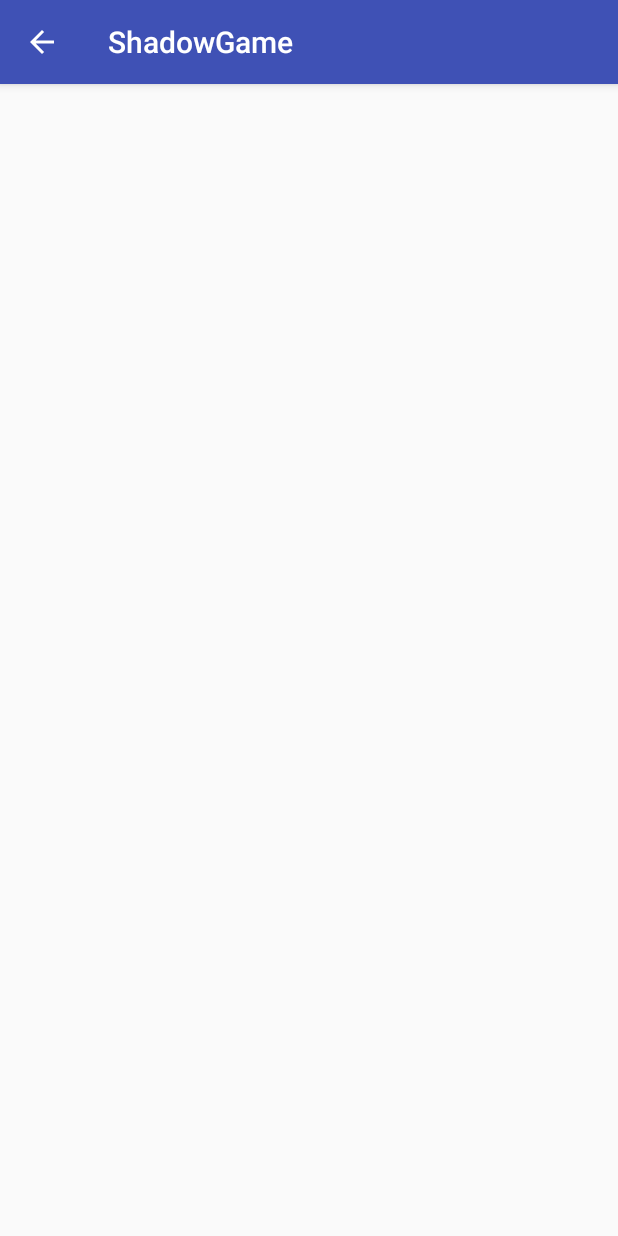
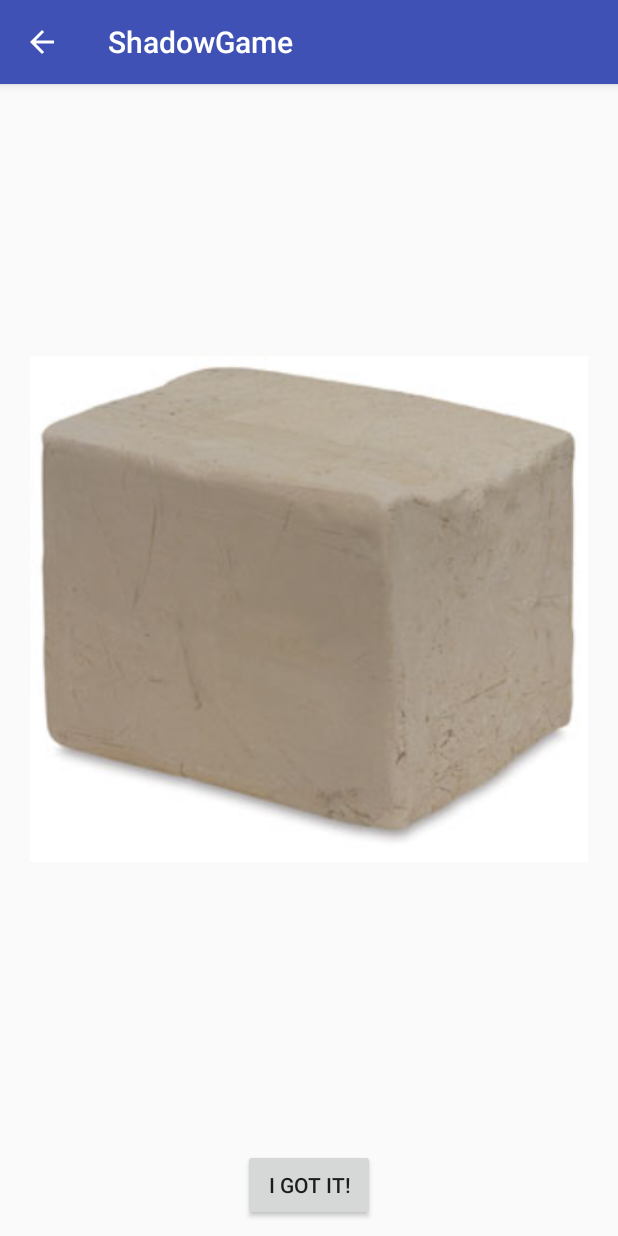
Before and after one commit to jpngfile/Shadow-Realm, an Android app: the PuzzleResult screen opened directly, with no data from a screen before it, on a phone screen of 412 x 824 dp. Run offline under Robolectric (Android 15) with nearby library versions, the phone set to English and light mode, and no system bars; 1 statement that could not run was skipped.

Commit message:
Added imageView to results page

```diff
--- a/app/src/main/java/com/example/jason/shadowgame/PuzzleResult.java
+++ b/app/src/main/java/com/example/jason/shadowgame/PuzzleResult.java
@@ -2,12 +2,19 @@ package com.example.jason.shadowgame;
 
 import android.support.v7.app.AppCompatActivity;
 import android.os.Bundle;
+import android.widget.TextView;
 
 public class PuzzleResult extends AppCompatActivity {
 
+    TextView resultText;
     @Override
     protected void onCreate(Bundle savedInstanceState) {
         super.onCreate(savedInstanceState);
         setContentView(R.layout.activity_puzzle_result);
+        resultText = (TextView) findViewById(R.id.result_text);
+
+        Bundle extras = getIntent().getExtras();
+        String pic = extras.getString("pic");
+        resultText.setText(pic);
     }
 }
--- a/app/src/main/res/layout/activity_puzzle_result.xml
+++ b/app/src/main/res/layout/activity_puzzle_result.xml
@@ -1,9 +1,34 @@
 <?xml version="1.0" encoding="utf-8"?>
-<android.support.constraint.ConstraintLayout xmlns:android="http://schemas.android.com/apk/res/android"
+<RelativeLayout xmlns:android="http://schemas.android.com/apk/res/android"
     xmlns:app="http://schemas.android.com/apk/res-auto"
     xmlns:tools="http://schemas.android.com/tools"
     android:layout_width="match_parent"
     android:layout_height="match_parent"
     tools:context="com.example.jason.shadowgame.PuzzleResult">
 
-</android.support.constraint.ConstraintLayout>
+    <TextView
+        android:id="@+id/result_text"
+        android:text="Default text"
+        android:layout_width="wrap_content"
+        android:layout_height="wrap_content" />
+    <ImageView
+        android:id="@+id/result_image"
+        android:layout_width="match_parent"
+        android:layout_height="match_parent"
+        android:layout_margin="20dp"
+        android:layout_marginBottom="0dp"
+        android:layout_above="@+id/result_go_button"
+        android:src="@drawable/clay_block" />
+
+    <Button
+        android:id="@+id/result_go_button"
+        android:text="@string/result_go_button_text"
+        android:layout_alignParentBottom="true"
+        android:layout_centerHorizontal="true"
+        android:layout_margin="10dp"
+        android:layout_width="wrap_content"
+        android:layout_height="wrap_content" />
+
+
+
+</RelativeLayout>
--- a/app/src/main/res/values/strings.xml
+++ b/app/src/main/res/values/strings.xml
@@ -1,4 +1,5 @@
 <resources>
     <string name="app_name">ShadowGame</string>
     <string name="result_button_text">Go to results</string>
+    <string name="result_go_button_text">I got it!</string>
 </resources>
```
Also changed, not shown: app/src/main/res/drawable/clay_block.jpg (added), app/src/main/result_sample-web.png (added).
